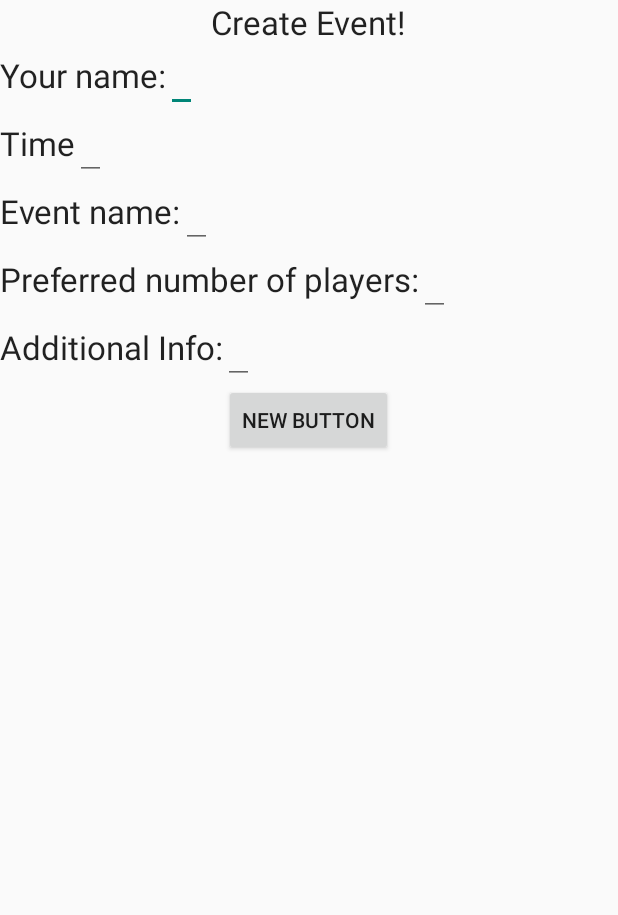
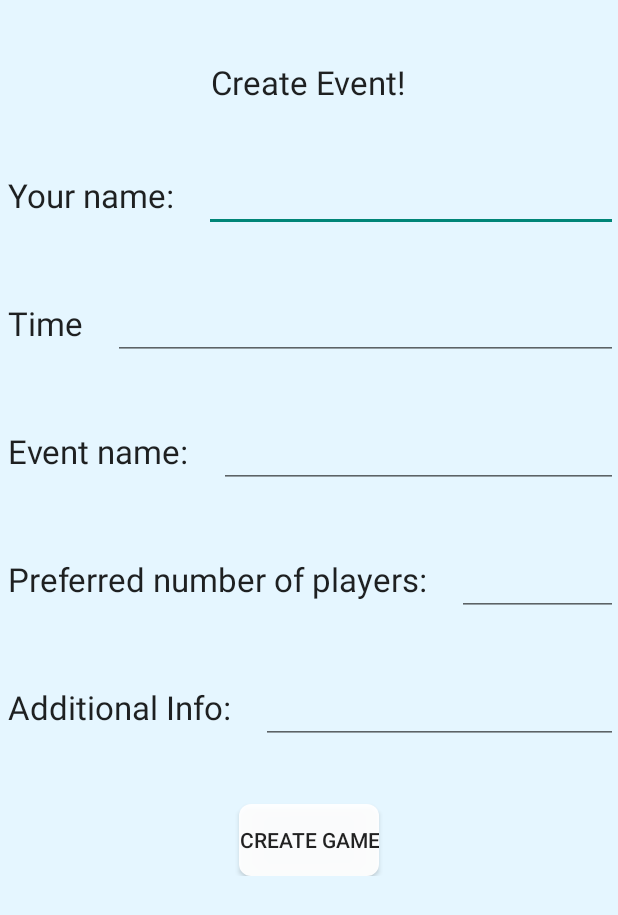
Before and after one commit to gcherr/CMPS115-Project, an Android app: the createEvent screen opened directly, with no data from a screen before it, on a phone screen of 412 x 824 dp. Shown: the top 915 px of the screen. Run offline under Robolectric (Android 15) with nearby library versions, the phone set to English and light mode, and no system bars; libraries missing offline, so code that uses them is left out: com.parse; 1 statement that could not run was skipped.

Commit message:
added background

```diff
--- a/SlugSports/app/src/main/java/com/example/will/slugsports/LoginTest.java
+++ b/SlugSports/app/src/main/java/com/example/will/slugsports/LoginTest.java
@@ -57,6 +57,7 @@ public class LoginTest extends Activity {
     Button signIn;
     Button findGames;
     Button maps;
+    Button manual;
     String calSource = "ucsc.edu_7265736f757263652d343432@resource.calendar.google.com";
     //
 
@@ -80,6 +81,7 @@ public class LoginTest extends Activity {
         activityLayout.setLayoutParams(lp);
         activityLayout.setOrientation(LinearLayout.VERTICAL);
         activityLayout.setPadding(16, 16, 16, 16);
+        activityLayout.setBackground(getResources().getDrawable(R.drawable.ic_launcher));
 
         ViewGroup.LayoutParams tlp = new ViewGroup.LayoutParams(
                 ViewGroup.LayoutParams.WRAP_CONTENT,
@@ -132,10 +134,15 @@ public class LoginTest extends Activity {
             }
         });
 
+        manual = new Button(this);
+        manual.setText("User Manual");
+        manual.setVisibility(View.VISIBLE);
+
         activityLayout.addView(signIn);
         activityLayout.addView(nextActivity);
         activityLayout.addView(findGames);
         activityLayout.addView(maps);
+        activityLayout.addView(manual);
 
         //
 
--- a/SlugSports/app/src/main/java/com/example/will/slugsports/createEvent.java
+++ b/SlugSports/app/src/main/java/com/example/will/slugsports/createEvent.java
@@ -133,7 +133,6 @@ public class createEvent extends FragmentActivity
         event.put("hour", hour);
         event.put("AM_PM", AM_PM);
 
-
         Toast.makeText(getApplicationContext(), day + "/" + month + "/" + year, Toast.LENGTH_LONG).show();
         Log.i("DEBUG", "Saving in BG");
     //    event.saveInBackground();
--- /dev/null
+++ b/SlugSports/app/src/main/res/drawable/roundedbutton.xml
@@ -0,0 +1,9 @@
+<?xml version="1.0" encoding="utf-8"?>
+<shape xmlns:android="http://schemas.android.com/apk/res/android"
+    android:shape="rectangle">
+    <solid android:color="#eeffffff" />
+    <corners android:bottomRightRadius="8dp"
+        android:bottomLeftRadius="8dp"
+        android:topRightRadius="8dp"
+        android:topLeftRadius="8dp"/>
+</shape>
--- a/SlugSports/app/src/main/res/layout/activity_create_event.xml
+++ b/SlugSports/app/src/main/res/layout/activity_create_event.xml
@@ -1,6 +1,7 @@
 <?xml version="1.0" encoding="utf-8"?>
 <ScrollView xmlns:android="http://schemas.android.com/apk/res/android"
-    android:layout_width="match_parent" android:layout_height="match_parent">
+    android:layout_width="match_parent" android:layout_height="match_parent"
+    android:background="#e5f6ff">
 
     <LinearLayout
         android:orientation="vertical"
@@ -15,23 +16,29 @@
             android:text="Create Event!"
             android:id="@+id/textView8"
             android:layout_gravity="center_horizontal"
-            android:layout_weight="1" />
+            android:layout_weight="1"
+            android:layout_marginTop="40dp"
+            android:layout_marginBottom="20dp" />
 
         <LinearLayout
             android:orientation="horizontal"
             android:layout_width="match_parent"
             android:layout_height="match_parent"
-            android:layout_weight="1">
+            android:layout_weight="1"
+            android:layout_marginTop="20dp"
+            android:layout_marginBottom="20dp"
+            android:layout_marginLeft="5dp">
 
             <TextView
                 android:layout_width="wrap_content"
                 android:layout_height="wrap_content"
                 android:textAppearance="?android:attr/textAppearanceLarge"
                 android:text="@string/enter_name"
-                android:id="@+id/textView9" />
+                android:id="@+id/textView9"
+                android:layout_marginRight="20dp" />
 
             <EditText
-                android:layout_width="wrap_content"
+                android:layout_width="fill_parent"
                 android:layout_height="wrap_content"
                 android:id="@+id/editText4"
                 android:inputType="textPersonName"/>
@@ -41,17 +48,21 @@
             android:orientation="horizontal"
             android:layout_width="match_parent"
             android:layout_height="match_parent"
-            android:layout_weight="1">
+            android:layout_weight="1"
+            android:layout_marginTop="20dp"
+            android:layout_marginBottom="20dp"
+            android:layout_marginLeft="5dp">
 
             <TextView
                 android:layout_width="wrap_content"
                 android:layout_height="wrap_content"
                 android:textAppearance="?android:attr/textAppearanceLarge"
                 android:text="@string/select_time"
-                android:id="@+id/textView10" />
+                android:id="@+id/textView10"
+                android:layout_marginRight="20dp" />
 
             <EditText
-                android:layout_width="wrap_content"
+                android:layout_width="fill_parent"
                 android:layout_height="wrap_content"
                 android:id="@+id/editText10"
                 android:focusable="false"/>
@@ -61,37 +72,45 @@
             android:orientation="horizontal"
             android:layout_width="match_parent"
             android:layout_height="match_parent"
-            android:layout_weight="1">
+            android:layout_weight="1"
+            android:layout_marginTop="20dp"
+            android:layout_marginBottom="20dp"
+            android:layout_marginLeft="5dp">
 
             <TextView
                 android:layout_width="wrap_content"
                 android:layout_height="wrap_content"
                 android:textAppearance="?android:attr/textAppearanceLarge"
                 android:text="@string/event_name"
-                android:id="@+id/textView11" />
+                android:id="@+id/textView11"
+                android:layout_marginRight="20dp" />
 
             <EditText
-                android:layout_width="wrap_content"
+                android:layout_width="fill_parent"
                 android:layout_height="wrap_content"
                 android:id="@+id/editText"
-                android:inputType="textPersonName"/>
+                android:inputType="textPersonName" />
         </LinearLayout>
 
         <LinearLayout
             android:orientation="horizontal"
             android:layout_width="match_parent"
             android:layout_height="match_parent"
-            android:layout_weight="1">
+            android:layout_weight="1"
+            android:layout_marginTop="20dp"
+            android:layout_marginBottom="20dp"
+            android:layout_marginLeft="5dp">
 
             <TextView
                 android:layout_width="wrap_content"
                 android:layout_height="wrap_content"
                 android:textAppearance="?android:attr/textAppearanceLarge"
                 android:text="@string/preferred_num"
-                android:id="@+id/textView12" />
+                android:id="@+id/textView12"
+                android:layout_marginRight="20dp" />
 
             <EditText
-                android:layout_width="wrap_content"
+                android:layout_width="fill_parent"
                 android:layout_height="wrap_content"
                 android:id="@+id/editText2"
                 android:inputType="number"/>
@@ -101,17 +120,21 @@
             android:orientation="horizontal"
             android:layout_width="match_parent"
             android:layout_height="match_parent"
-            android:layout_weight="1">
+            android:layout_weight="1"
+            android:layout_marginTop="20dp"
+            android:layout_marginBottom="20dp"
+            android:layout_marginLeft="5dp">
 
             <TextView
                 android:layout_width="wrap_content"
                 android:layout_height="wrap_content"
                 android:textAppearance="?android:attr/textAppearanceLarge"
                 android:text="@string/description"
-                android:id="@+id/textView13" />
+                android:id="@+id/textView13"
+                android:layout_marginRight="20dp" />
 
             <EditText
-                android:layout_width="wrap_content"
+                android:layout_width="fill_parent"
                 android:layout_height="wrap_content"
                 android:id="@+id/editText3" />
         </LinearLayout>
@@ -119,10 +142,12 @@
         <Button
             android:layout_width="wrap_content"
             android:layout_height="wrap_content"
-            android:text="New Button"
+            android:text="Create Game"
             android:id="@+id/button3"
             android:layout_gravity="center_horizontal"
-            android:layout_weight="1" />
+            android:layout_weight="1"
+            android:layout_marginTop="20dp"
+            android:background = "@drawable/roundedbutton"/>
     </LinearLayout>
 </ScrollView>
 
--- a/SlugSports/app/src/main/res/layout/activity_login.xml
+++ b/SlugSports/app/src/main/res/layout/activity_login.xml
@@ -5,6 +5,11 @@
     android:paddingRight="@dimen/activity_horizontal_margin"
     android:paddingTop="@dimen/activity_vertical_margin"
     android:paddingBottom="@dimen/activity_vertical_margin"
-    tools:context="com.example.will.slugsports.LoginTest">
+    tools:context="com.example.will.slugsports.LoginTest"
+    android:background="@drawable/ic_launcher">
+    <!--
+    android:background="#e5f6ff"
+    -->
+
 
 </RelativeLayout>
--- a/SlugSports/app/src/main/res/layout/activity_main.xml
+++ b/SlugSports/app/src/main/res/layout/activity_main.xml
@@ -3,7 +3,8 @@
     android:layout_height="match_parent" android:paddingLeft="@dimen/activity_horizontal_margin"
     android:paddingRight="@dimen/activity_horizontal_margin"
     android:paddingTop="@dimen/activity_vertical_margin"
-    android:paddingBottom="@dimen/activity_vertical_margin" tools:context=".MainActivity">
+    android:paddingBottom="@dimen/activity_vertical_margin" tools:context=".MainActivity"
+    android:background="#e5f6ff">
 
 
 
--- a/SlugSports/app/src/main/res/layout/activity_map.xml
+++ b/SlugSports/app/src/main/res/layout/activity_map.xml
@@ -3,10 +3,11 @@
     xmlns:tools="http://schemas.android.com/tools" android:layout_width="match_parent"
     android:layout_height="match_parent"
 
-    tools:context="com.example.will.slugsports.MapActivity">
+    tools:context="com.example.will.slugsports.MapActivity"
+    android:background="#e5f6ff">
 
     <Spinner
-        android:layout_width="wrap_content"
+        android:layout_width="fill_parent"
         android:layout_height="wrap_content"
         android:id="@+id/spinner"
         android:layout_alignParentTop="true"
```
Also changed, not shown: SlugSports/app/src/main/res/drawable/ic_launcher.jpg (added), SlugSports/app/src/main/res/mipmap-hdpi/ic_launcher.png, SlugSports/app/src/main/res/mipmap-mdpi/ic_launcher.png, SlugSports/app/src/main/res/mipmap-xhdpi/ic_launcher.png, SlugSports/app/src/main/res/mipmap-xxhdpi/ic_launcher.png, SlugSports/app/src/main/res/mipmap-xxxhdpi/ic_launcher.png (added), 1 other file.
